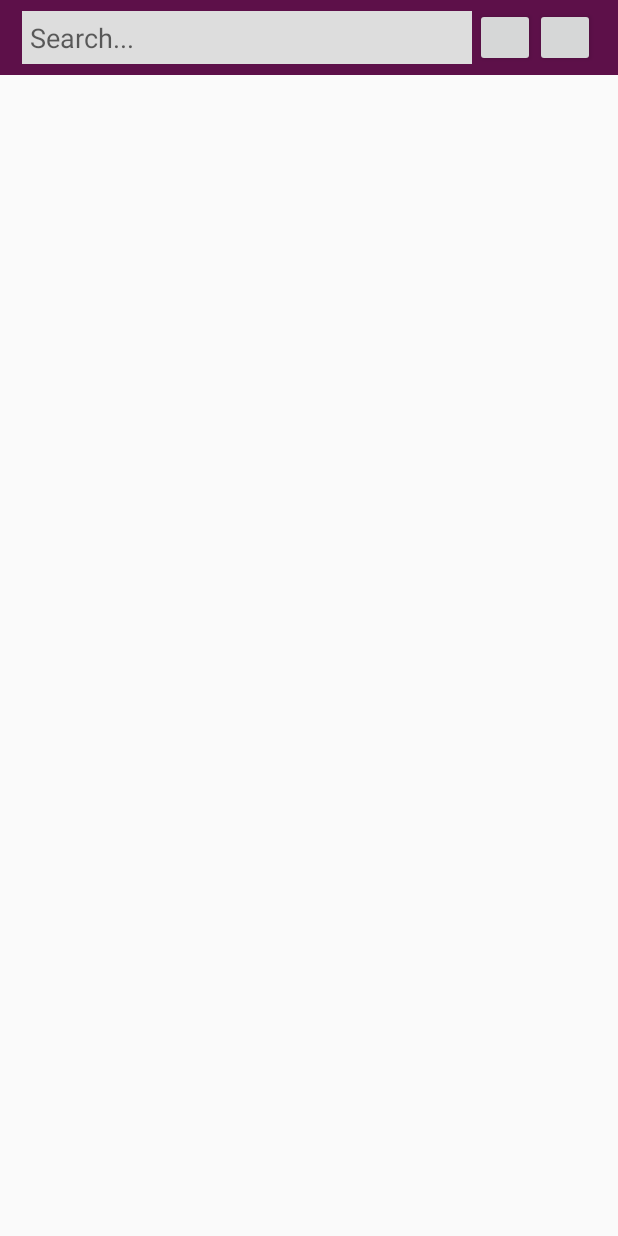
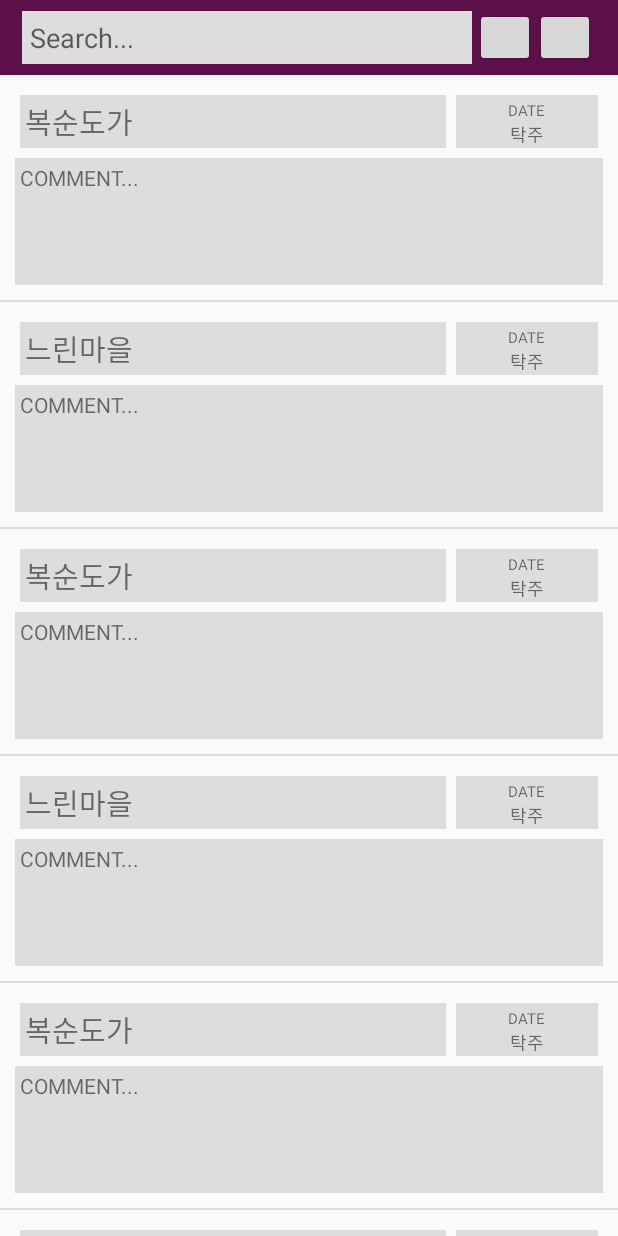
Before and after one commit to Merseong/Alcohol_List, an Android app: the screen it shows after launch (MainActivity), on a phone screen of 412 x 824 dp. Run offline under Robolectric (Android 15) with nearby library versions, the phone set to English and light mode, and no system bars.

Commit message:
done ListView adapter and main

```diff
--- a/AlcoholList/app/src/main/java/ku/merseong/alcohollist/Alcohol.java
+++ b/AlcoholList/app/src/main/java/ku/merseong/alcohollist/Alcohol.java
@@ -6,7 +6,7 @@ public class Alcohol
 {
     private static int nextindex = 0;
     public int index;
-    public ArrayList<Alcohol> AlcList = new ArrayList<Alcohol>();
+    public static ArrayList<Alcohol> AlcList = new ArrayList<Alcohol>();
 
     public DaFe dateNfeel;
     public String name;
@@ -25,7 +25,17 @@ public class Alcohol
         AlcList.add(index, this);
     }
 
-    public void delete(int index)
+    public String GetDate()
+    {
+        return "DATE";
+    }
+
+    public String GetShortComment()
+    {
+        return "COMMENT...";
+    }
+
+    public static void delete(int index)
     {
         AlcList.remove(index);
     }
--- /dev/null
+++ b/AlcoholList/app/src/main/java/ku/merseong/alcohollist/ListAdapter.java
@@ -0,0 +1,61 @@
+package ku.merseong.alcohollist;
+
+import android.content.Context;
+import android.text.Layout;
+import android.view.LayoutInflater;
+import android.view.View;
+import android.view.ViewGroup;
+import android.widget.BaseAdapter;
+import android.widget.TextView;
+
+import org.w3c.dom.Text;
+
+import java.util.ArrayList;
+
+public class ListAdapter extends BaseAdapter
+{
+    LayoutInflater inflater = null;
+    private ArrayList<Alcohol> m_oData = null;
+    private int nListCnt = 0;
+
+    public ListAdapter(ArrayList<Alcohol> _oData)
+    {
+        m_oData = _oData;
+        nListCnt = m_oData.size();
+    }
+
+    @Override
+    public int getCount() {return nListCnt;}
+
+    @Override
+    public Object getItem(int i) { return null; }
+
+    @Override
+    public long getItemId(int i) { return 0; }
+
+    @Override
+    public View getView(int i, View view, ViewGroup viewGroup)
+    {
+        if (view == null)
+        {
+            final Context context = viewGroup.getContext();
+            if (inflater == null)
+            {
+                inflater = (LayoutInflater) context.getSystemService(Context.LAYOUT_INFLATER_SERVICE);
+            }
+            view = inflater.inflate(R.layout.item, viewGroup, false);
+        }
+
+        TextView oAlcName = (TextView) view.findViewById(R.id.alc_name_text);
+        TextView oAlcDate = (TextView) view.findViewById(R.id.date_text);
+        TextView oAlcCategory = (TextView) view.findViewById(R.id.category_text);
+        TextView oAlcComment = (TextView) view.findViewById(R.id.comment_text);
+
+        oAlcName.setText(m_oData.get(i).name);
+        oAlcDate.setText(m_oData.get(i).GetDate());
+        oAlcComment.setText(m_oData.get(i).GetShortComment());
+        oAlcCategory.setText(m_oData.get(i).category.getName());
+
+        return view;
+    }
+}
--- a/AlcoholList/app/src/main/java/ku/merseong/alcohollist/MainActivity.java
+++ b/AlcoholList/app/src/main/java/ku/merseong/alcohollist/MainActivity.java
@@ -4,26 +4,38 @@ import android.os.Bundle;
 import android.support.v7.app.AppCompatActivity;
 import android.util.TypedValue;
 import android.view.Gravity;
+import android.widget.ArrayAdapter;
 import android.widget.LinearLayout;
+import android.widget.ListView;
 import android.widget.TextView;
 import android.widget.LinearLayout.LayoutParams;
 
+import java.util.ArrayList;
+import java.util.List;
+
 public class MainActivity extends AppCompatActivity
 {
+    private ListView m_oListView = null;
+
     @Override
     protected void onCreate(Bundle savedInstanceState)
     {
         super.onCreate(savedInstanceState);
         setContentView(R.layout.activity_main);
 
-        LinearLayout linearLayout = (LinearLayout) findViewById(R.id.thisisscroll);
+        new Alcohol(1111111, "복순도가", Enums.AlcCategory.TAKJU, "NONE", "존나개맛있다.");
+        new Alcohol(1222222, "느린마을", Enums.AlcCategory.TAKJU, "NONE", "존나맛있다.");
+        new Alcohol(1111111, "복순도가", Enums.AlcCategory.TAKJU, "NONE", "존나개맛있다.");
+        new Alcohol(1222222, "느린마을", Enums.AlcCategory.TAKJU, "NONE", "존나맛있다.");
+        new Alcohol(1111111, "복순도가", Enums.AlcCategory.TAKJU, "NONE", "존나개맛있다.");
+        new Alcohol(1222222, "느린마을", Enums.AlcCategory.TAKJU, "NONE", "존나맛있다.");
+        new Alcohol(1111111, "복순도가", Enums.AlcCategory.TAKJU, "NONE", "존나개맛있다.");
+        new Alcohol(1222222, "느린마을", Enums.AlcCategory.TAKJU, "NONE", "존나맛있다.");
+        new Alcohol(1111111, "복순도가", Enums.AlcCategory.TAKJU, "NONE", "존나개맛있다.");
+        new Alcohol(1222222, "느린마을", Enums.AlcCategory.TAKJU, "NONE", "존나맛있다.");
 
-        // Add textview 1
-        TextView textView1 = new TextView(this);
-        textView1.setLayoutParams(new LayoutParams(LayoutParams.WRAP_CONTENT,
-                LayoutParams.WRAP_CONTENT));
-        textView1.setText("programmatically created TextView1");
-        textView1.setBackgroundColor(0xff66ff66); // hex color 0xAARRGGBB
-        textView1.setPadding(20, 20, 20, 20);// in pixels (left, top, right, bottom)\linearLayout.addView(textView1);
+        m_oListView = (ListView)findViewById(R.id.listview1);
+        ListAdapter oAdapter = new ListAdapter(Alcohol.AlcList);
+        m_oListView.setAdapter(oAdapter);
     }
 }
--- a/AlcoholList/app/src/main/res/layout/activity_main.xml
+++ b/AlcoholList/app/src/main/res/layout/activity_main.xml
@@ -40,7 +40,9 @@
     </LinearLayout>
 
     <ListView
+        android:id="@+id/listview1"
         android:layout_width="match_parent"
-        android:layout_height="match_parent" />
+        android:layout_height="match_parent"
+        />
 
 </LinearLayout>
```
